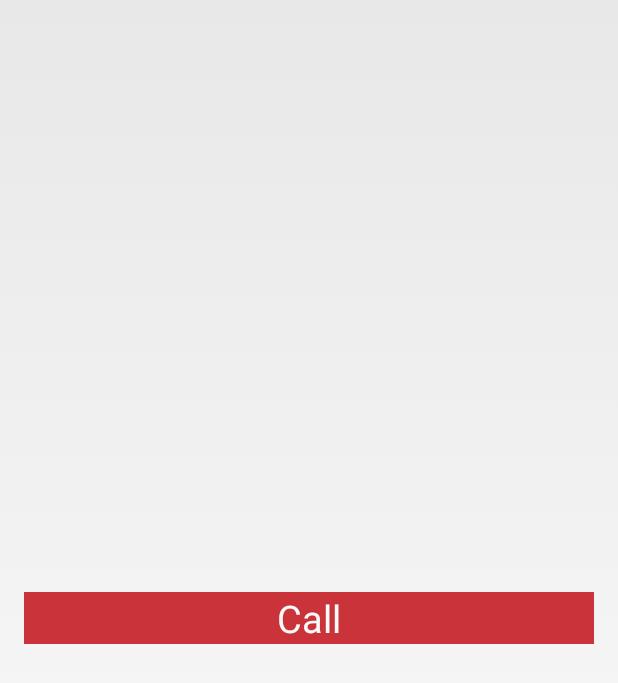
After one commit to wooller/Heartbeat-App, an Android app: the CallActivity screen opened directly, with no data from a screen before it, on a phone screen of 412 x 824 dp. The commit adds this screen. Shown: the top 683 px of the screen. Run offline under Robolectric (Android 15) with nearby library versions, the phone set to English and light mode, and no system bars; 1 statement that could not run was skipped.

Commit message:
VoIP call functionality

```diff
--- /dev/null
+++ b/MessagingTutorialSkeleton/src/main/java/com/sinch/messagingtutorialskeleton/CallActivity.java
@@ -0,0 +1,250 @@
+package com.sinch.messagingtutorialskeleton;
+
+import android.app.Activity;
+import android.content.ComponentName;
+import android.content.Intent;
+import android.content.ServiceConnection;
+import android.media.AudioManager;
+import android.media.MediaPlayer;
+import android.os.Bundle;
+import android.os.IBinder;
+import android.provider.Settings;
+import android.util.Log;
+import android.view.View;
+import android.widget.Button;
+import android.widget.TextView;
+
+import com.example.messagingtutorialskeleton.R;
+import com.parse.FindCallback;
+import com.parse.ParseException;
+import com.parse.ParseInstallation;
+import com.parse.ParsePush;
+import com.parse.ParseQuery;
+import com.parse.ParseUser;
+import com.sinch.android.rtc.PushPair;
+import com.sinch.android.rtc.calling.Call;
+import com.sinch.android.rtc.calling.CallClient;
+import com.sinch.android.rtc.calling.CallClientListener;
+import com.sinch.android.rtc.calling.CallListener;
+
+import java.util.List;
+
+/**
+ * This activity is called when the user clicks the phone icon in the MessagingActivity
+ * This activity provides the UI for the calling screen and methods to start and receive a call
+ * This activity uses the Sinch CallClient for handling incoming calls and the Call Listener for handling active calls
+ */
+public class CallActivity extends Activity {
+    private String callerId;
+    private String recipientId;
+    private String callerUsername;
+    private Call call;
+    private TextView callState;
+    private Button callButton;
+    private Button declineButton;
+    private Button answerButton;
+    private MessageService.MessageServiceInterface messageService;
+    private ServiceConnection serviceConnection = new MyServiceConnection();
+    private CallClientListener callClientListener = new MyCallClientListener();
+
+
+
+    @Override
+    protected void onCreate(Bundle savedInstanceState) {
+        super.onCreate(savedInstanceState);
+        setContentView(R.layout.activity_call);
+        bindService(new Intent(this, MessageService.class), serviceConnection, BIND_AUTO_CREATE);
+
+        //Get intent from previous messaging activity
+        Intent callIntent = getIntent();
+        callerId = callIntent.getStringExtra("callerId");
+        recipientId = callIntent.getStringExtra("recipientId");
+
+        //declare buttons for accepting, declining and starting a call and TextView for display call status
+        callButton = (Button) findViewById(R.id.callbutton);
+        callState = (TextView) findViewById(R.id.callState);
+        declineButton = (Button) findViewById(R.id.declinebutton);
+        answerButton = (Button) findViewById(R.id.answerbutton);
+
+        //set OnClick listener to either start a call or hangup an ongoing call
+        callButton.setOnClickListener(new View.OnClickListener() {
+            @Override
+            public void onClick(View view) {
+                //If there is no ongoing call
+                if (call == null){
+                    //start a call with the recipient of the previous messaging activity
+                    call = messageService.startCall(recipientId);
+                    //Assign a call listener to the call
+                    call.addCallListener(new SinchCallListener());
+                    //change call button text to hangup
+                    callButton.setText("Hang Up");
+
+                }else {
+                    //if there is an ongoing call then hangup and set text back to call
+                    call.hangup();
+                    call = null;
+                    callButton.setText("Call");
+                }
+            }
+        });
+    }
+
+
+    private class MyServiceConnection implements ServiceConnection{
+
+        @Override
+        public void onServiceConnected(ComponentName componentName, IBinder iBinder){
+            messageService = (MessageService.MessageServiceInterface) iBinder;
+            //if the Sinch Service is connected the add a call client listener to listen for incoming calls
+            messageService.addCallClientListener(callClientListener);
+
+        }
+
+        @Override
+        public void onServiceDisconnected(ComponentName componentName){
+            messageService = null;
+        }
+    }
+
+    private class SinchCallListener implements CallListener{
+        //This method handles what happens when an ongoing call is ended
+        public void onCallEnded(Call endedCall) {
+            //set call to null
+            call = null;
+            //set callbutton text to call
+            callButton.setText("Call");
+            //set call state to null
+            callState.setText("");
+            //set volume control back to default (Ringer volume)
+            setVolumeControlStream(AudioManager.USE_DEFAULT_STREAM_TYPE);
+        }
+
+        //This method handles what happens what a call is connected
+        @Override
+        public void onCallEstablished(Call establishedCall) {
+
+            // set callstate text to connected
+            callState.setText("Connected");
+
+            //set answer button to invisible
+            View answerButtonView = findViewById(R.id.answerbutton);
+            answerButtonView.setVisibility(View.INVISIBLE);
+
+            //set decline button to invisible
+            View declineButtonView = findViewById(R.id.declinebutton);
+            declineButtonView.setVisibility(View.INVISIBLE);
+
+            //set call button to visible
+            View callButtonView = findViewById(R.id.callbutton);
+            callButtonView.setVisibility(View.VISIBLE);
+
+            //set callbutton text to hangup
+            callButton.setText("Hang Up");
+
+            //set volume control to control the volume of the voice call
+            setVolumeControlStream(AudioManager.STREAM_VOICE_CALL);
+        }
+
+        // This method handles what happens when a call is progressing i.e Ringing
+        @Override
+        public void onCallProgressing(Call progressingCall) {
+          callState.setText("ringing");
+
+        }
+
+        //This method determines when it is suitable to send a push notification
+        //This method was left blank as it was decided that a push notification
+        //should be sent on every incoming call, see the onIncomingCall method
+        @Override
+        public void onShouldSendPushNotification(Call call, List<PushPair> pushPairs) {}
+    }
+
+
+    //This class implements a ClientCallListener which handles incoming calls
+    //This method handles displaying the decline and accept buttons with this onClickListeners
+    //and sending push notification
+    public class MyCallClientListener implements CallClientListener {
+        @Override
+        public void onIncomingCall(CallClient callClient, Call incomingCall) {
+
+            //set call variable as incomingCall from method
+            call = incomingCall;
+
+            //set callstate text to incoming call
+            callState.setText("Incoming Call");
+
+            //set answer button to visible
+            View answerButtonView = findViewById(R.id.answerbutton);
+            answerButtonView.setVisibility(View.VISIBLE);
+
+            //set decline button to visible
+            View declineButtonView = findViewById(R.id.declinebutton);
+            declineButtonView.setVisibility(View.VISIBLE);
+
+            //set callbutton to invisible
+            View callButtonView = findViewById(R.id.callbutton);
+            callButtonView.setVisibility(View.INVISIBLE);
+
+            //Set declinebutton onClickListener to hangup call, set decline and accept buttons to invisible and callbutton to visible
+            declineButton.setOnClickListener(new View.OnClickListener() {
+                @Override
+                public void onClick(View view) {
+                    call.hangup();
+
+                    View answerButtonView = findViewById(R.id.answerbutton);
+                    answerButtonView.setVisibility(View.INVISIBLE);
+
+                    View declineButtonView = findViewById(R.id.declinebutton);
+                    declineButtonView.setVisibility(View.INVISIBLE);
+
+                    View callButtonView = findViewById(R.id.callbutton);
+                    callButtonView.setVisibility(View.VISIBLE);
+
+                    callState.setText("");
+
+                }
+            });
+
+            //Set acceptbutton onClickListener to answer call and attach a new call listener
+            answerButton.setOnClickListener(new View.OnClickListener() {
+                @Override
+                public void onClick(View view) {
+                    call.answer();
+                    call.addCallListener(new SinchCallListener());
+                }
+            });
+
+            //Parse.com Push notification that includes the username of the person calling
+            ParseQuery<ParseUser> recipQuery = ParseUser.getQuery();
+            recipQuery.whereEqualTo("objectId", recipientId);
+            recipQuery.findInBackground(new FindCallback<ParseUser>() {
+                @Override
+                public void done(List<ParseUser> reciplist, ParseException e) {
+                    if (e == null) {
+                        callerUsername = reciplist.get(0).get("username").toString();
+
+                        ParseQuery userQuery = ParseUser.getQuery();
+                        userQuery.whereEqualTo("objectId", callerId);
+
+                        ParseQuery pushQuery = ParseInstallation.getQuery();
+                        pushQuery.whereMatchesQuery("user", userQuery);
+
+                        //send push notification to query
+                        ParsePush push = new ParsePush();
+                        //set installation query
+                        push.setQuery(pushQuery);
+                        push.setMessage("Incoming phone call from " + callerUsername);
+                        push.sendInBackground();
+
+                    }
+                }
+            });
+
+
+
+
+        }
+
+    }
+
+}
--- /dev/null
+++ b/MessagingTutorialSkeleton/src/main/res/drawable/button_phone.xml
@@ -0,0 +1,4 @@
+<?xml version="1.0" encoding="utf-8"?>
+<selector xmlns:android="http://schemas.android.com/apk/res/android">
+    <item android:drawable="@drawable/phone"/>
+</selector>
--- /dev/null
+++ b/MessagingTutorialSkeleton/src/main/res/drawable/unread_message.xml
@@ -0,0 +1,4 @@
+<?xml version="1.0" encoding="utf-8"?>
+<selector xmlns:android="http://schemas.android.com/apk/res/android">
+    <item android:drawable="@drawable/unread_message"/>
+</selector>
--- /dev/null
+++ b/MessagingTutorialSkeleton/src/main/res/layout/activity_call.xml
@@ -0,0 +1,57 @@
+<?xml version="1.0" encoding="utf-8"?>
+<RelativeLayout xmlns:android="http://schemas.android.com/apk/res/android"
+    xmlns:tools="http://schemas.android.com/tools"
+    android:layout_width="match_parent"
+    android:layout_height="match_parent"
+    android:paddingLeft="@dimen/activity_horizontal_margin"
+    android:paddingRight="@dimen/activity_horizontal_margin"
+    android:paddingTop="@dimen/activity_vertical_margin"
+    android:paddingBottom="@dimen/activity_vertical_margin"
+    tools:context="com.sinch.messagingtutorialskeleton.CallActivity">
+
+    <TextView
+        android:layout_width="fill_parent"
+        android:layout_height="wrap_content"
+        android:id="@+id/callState"
+        android:textSize="25dp"
+        android:gravity="center_horizontal"
+        android:layout_above="@+id/callbutton"
+        android:layout_marginBottom="30dp"/>
+    <Button
+        android:layout_width="fill_parent"
+        android:layout_height="wrap_content"
+        android:text="Call"
+        android:textSize="25dp"
+        android:id="@+id/callbutton"
+        android:background="@color/heartbeat_red"
+        android:textColor="@color/off_white"
+        android:layout_centerVertical="true"/>
+
+    <Button
+        android:layout_width="fill_parent"
+        android:layout_height="wrap_content"
+        android:text="Accept"
+        android:textSize="25dp"
+        android:id="@+id/answerbutton"
+        android:background="@color/heartbeat_red"
+        android:textColor="@color/off_white"
+        android:layout_marginTop="20dp"
+        android:layout_below="@+id/callbutton"
+        android:visibility="invisible"
+        android:layout_centerVertical="true"/>
+
+    <Button
+        android:layout_width="fill_parent"
+        android:layout_height="wrap_content"
+        android:text="Decline"
+        android:textSize="25dp"
+        android:id="@+id/declinebutton"
+        android:background="@color/heartbeat_red"
+        android:textColor="@color/off_white"
+        android:layout_marginTop="20dp"
+        android:layout_below="@+id/answerbutton"
+        android:visibility="invisible"
+        android:layout_centerVertical="true"/>
+
+
+</RelativeLayout>
```
Also changed, not shown: MessagingTutorialSkeleton/src/main/AndroidManifest.xml (+10 -4 lines), MessagingTutorialSkeleton/src/main/java/com/sinch/messagingtutorialskeleton/ListUsersActivity.java (+2 -22 lines), MessagingTutorialSkeleton/src/main/java/com/sinch/messagingtutorialskeleton/ListViewAdapter.java (+4 -16 lines), MessagingTutorialSkeleton/src/main/java/com/sinch/messagingtutorialskeleton/MessageAdapter.java (+13 -38 lines), MessagingTutorialSkeleton/src/main/java/com/sinch/messagingtutorialskeleton/MessageService.java (+43 -2 lines), MessagingTutorialSkeleton/src/main/java/com/sinch/messagingtutorialskeleton/MessagingActivity.java (+34 -14 lines), MessagingTutorialSkeleton/src/main/java/com/sinch/messagingtutorialskeleton/Triplet.java (+9 -14 lines), MessagingTutorialSkeleton/src/main/res/layout/messaging.xml (+10 -2 lines), MessagingTutorialSkeleton/src/main/res/layout/user_list_item.xml (deleted, +0 -8 lines), MessagingTutorialSkeleton/src/main/res/layout/user_list_item_unread.xml (deleted, +0 -9 lines), MessagingTutorialSkeleton/src/main/res/drawable-hdpi/phone.png (added), MessagingTutorialSkeleton/src/main/res/drawable-hdpi/send_button_normal.png, MessagingTutorialSkeleton/src/main/res/drawable-hdpi/send_button_pressed.png, MessagingTutorialSkeleton/src/main/res/drawable-hdpi/unread_message.png (added), 1 other file.
